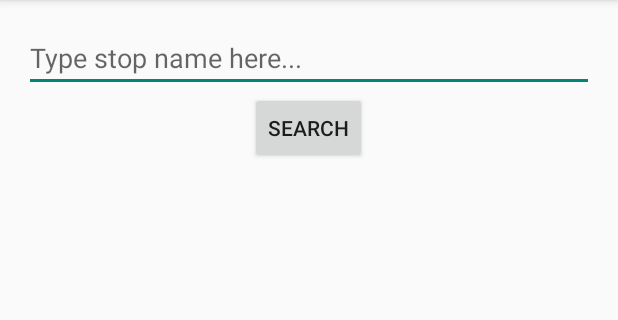
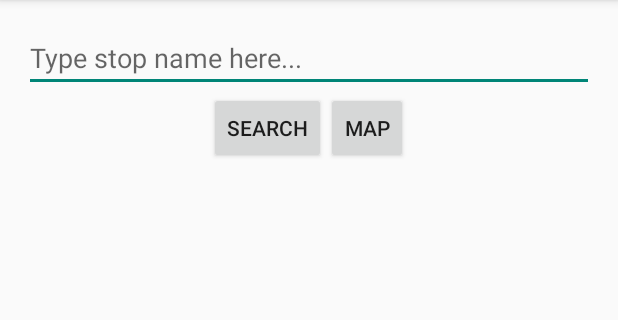
Before and after one commit to tioback/arctouch-coding-exercise, an Android app: the screen it shows after launch (ListActivity), on a phone screen of 412 x 824 dp, the part 84-404 px from its top. Run offline under Robolectric (Android 15) with nearby library versions, the phone set to English and light mode, and no system bars.

Commit message:
Added bonus feature: Map button to allow street selection through Google Maps.

```diff
--- a/app/build.gradle
+++ b/app/build.gradle
@@ -6,7 +6,7 @@ android {
 
     defaultConfig {
         applicationId "com.tioback.arctouch.codingexercise"
-        minSdkVersion 19
+        minSdkVersion 23
         targetSdkVersion 23
         versionCode 1
         versionName "1.0"
@@ -22,4 +22,5 @@ android {
 dependencies {
     compile fileTree(dir: 'libs', include: ['*.jar'])
     compile 'com.android.support:appcompat-v7:23.0.1'
+    compile 'com.google.android.gms:play-services:7.8.0'
 }
--- a/app/src/main/java/com/tioback/arctouch/codingexercise/ListActivity.java
+++ b/app/src/main/java/com/tioback/arctouch/codingexercise/ListActivity.java
@@ -1,6 +1,7 @@
 package com.tioback.arctouch.codingexercise;
 
 import android.content.Intent;
+import android.net.Uri;
 import android.os.Bundle;
 import android.view.View;
 import android.widget.AdapterView;
@@ -15,6 +16,7 @@ import java.io.Serializable;
 
 public class ListActivity extends ProtoActivity {
     private Button search;
+    private Button map;
     private ListView _routes;
 
     @Override
@@ -30,11 +32,12 @@ public class ListActivity extends ProtoActivity {
 
     private void configureElementsBehaviours() {
         configureSearchButton();
+        configureMapButton();
         configureRoutesList();
     }
 
     private void configureSearchButton() {
-        search = (Button) findViewById(R.id.button);
+        search = (Button) findViewById(R.id.search);
         search.setOnClickListener(new View.OnClickListener() {
             @Override
             public void onClick(View v) {
@@ -46,6 +49,12 @@ public class ListActivity extends ProtoActivity {
                     return;
                 }
 
+                searchAndUpdateRoutes(stopName);
+            }
+        });
+    }
+
+    private void searchAndUpdateRoutes(String stopName) {
         Route[] routes = getRoutes(stopName);
         if (routes == null || routes.length == 0) {
             showMessage(R.string.msg_unknown_stop_name);
@@ -54,7 +63,43 @@ public class ListActivity extends ProtoActivity {
 
         updateRouteList(routes);
     }
+
+    private static final int PICK_STREET = 0;
+
+    private void configureMapButton() {
+        map = (Button) findViewById(R.id.map);
+        map.setOnClickListener(new View.OnClickListener() {
+            @Override
+            public void onClick(View v) {
+                Intent mapIntent = new Intent(getApplicationContext(), MapsActivity.class);
+                mapIntent.setFlags(Intent.FLAG_ACTIVITY_REORDER_TO_FRONT);
+                startActivityForResult(mapIntent, PICK_STREET);
+            }
         });
+    }
+
+    @Override
+    protected void onActivityResult(int requestCode, int resultCode, Intent data) {
+        if (requestCode != PICK_STREET) {
+            super.onActivityResult(requestCode, resultCode, data);
+            return;
+        }
+
+        if (resultCode != RESULT_OK) {
+            return;
+        }
+
+        if (!data.getBooleanExtra(MapsActivity.PICKED_STREET, false)) {
+            return;
+        }
+
+        String streetName = data.getStringExtra(MapsActivity.STREET_NAME);
+        if (streetName == null || streetName.trim().isEmpty()) {
+            showMessage(R.string.msg_unknown_stop_name);
+            return;
+        }
+
+        searchAndUpdateRoutes(streetName);
     }
 
     private Route[] getRoutes(String stopName) {
--- a/app/src/main/java/com/tioback/arctouch/codingexercise/ProtoActivity.java
+++ b/app/src/main/java/com/tioback/arctouch/codingexercise/ProtoActivity.java
@@ -1,6 +1,5 @@
 package com.tioback.arctouch.codingexercise;
 
-import android.os.Bundle;
 import android.support.v7.app.AppCompatActivity;
 import android.view.Menu;
 import android.view.MenuItem;
--- a/app/src/main/res/layout/activity_list.xml
+++ b/app/src/main/res/layout/activity_list.xml
@@ -12,19 +12,36 @@
 
         <EditText
             android:layout_width="match_parent"
-            android:layout_height="wrap_content"
+            android:layout_height="0dp"
             android:id="@+id/stopNameField"
             android:layout_gravity="center_horizontal"
-            android:hint="@string/field_search_hint" />
+            android:hint="@string/field_search_hint"
+            android:layout_weight="1" />
 
-        <Button
-            style="?android:attr/buttonStyleSmall"
-            android:layout_width="wrap_content"
-            android:layout_height="wrap_content"
-            android:text="@string/button_search_text"
-            android:id="@+id/button"
+        <LinearLayout
+            android:orientation="horizontal"
+            android:layout_width="match_parent"
+            android:layout_height="0dp"
             android:layout_gravity="center_horizontal"
-            android:onClick="onClickSearch" />
+            android:layout_weight="1"
+            android:gravity="center">
+
+            <Button
+                style="?android:attr/buttonStyleSmall"
+                android:layout_width="wrap_content"
+                android:layout_height="wrap_content"
+                android:text="@string/button_search_text"
+                android:id="@+id/search"
+                android:layout_gravity="right" />
+
+            <Button
+                style="?android:attr/buttonStyleSmall"
+                android:layout_width="wrap_content"
+                android:layout_height="wrap_content"
+                android:text="@string/button_map_text"
+                android:id="@+id/map" />
+        </LinearLayout>
+
     </LinearLayout>
 
     <ListView
--- /dev/null
+++ b/app/src/main/res/layout/activity_maps.xml
@@ -0,0 +1,5 @@
+<fragment xmlns:android="http://schemas.android.com/apk/res/android"
+    xmlns:tools="http://schemas.android.com/tools" android:layout_width="match_parent"
+    android:layout_height="match_parent" android:id="@+id/map"
+    tools:context="com.tioback.arctouch.codingexercise.MapsActivity"
+    android:name="com.google.android.gms.maps.SupportMapFragment" />
```
Also changed, not shown: app/src/debug/res/values/google_maps_api.xml (added, +18 -0 lines), app/src/main/AndroidManifest.xml (+28 -3 lines), app/src/main/java/com/tioback/arctouch/codingexercise/MapsActivity.java (added, +137 -0 lines), app/src/main/java/com/tioback/arctouch/codingexercise/SelectStreetDialog.java (added, +39 -0 lines), app/src/main/java/com/tioback/arctouch/codingexercise/StreetSelectDialogListener.java (added, +8 -0 lines), app/src/main/res/values/strings.xml (+7 -0 lines), 2 other files. Lines whose indentation alone changed are shown as unchanged.
